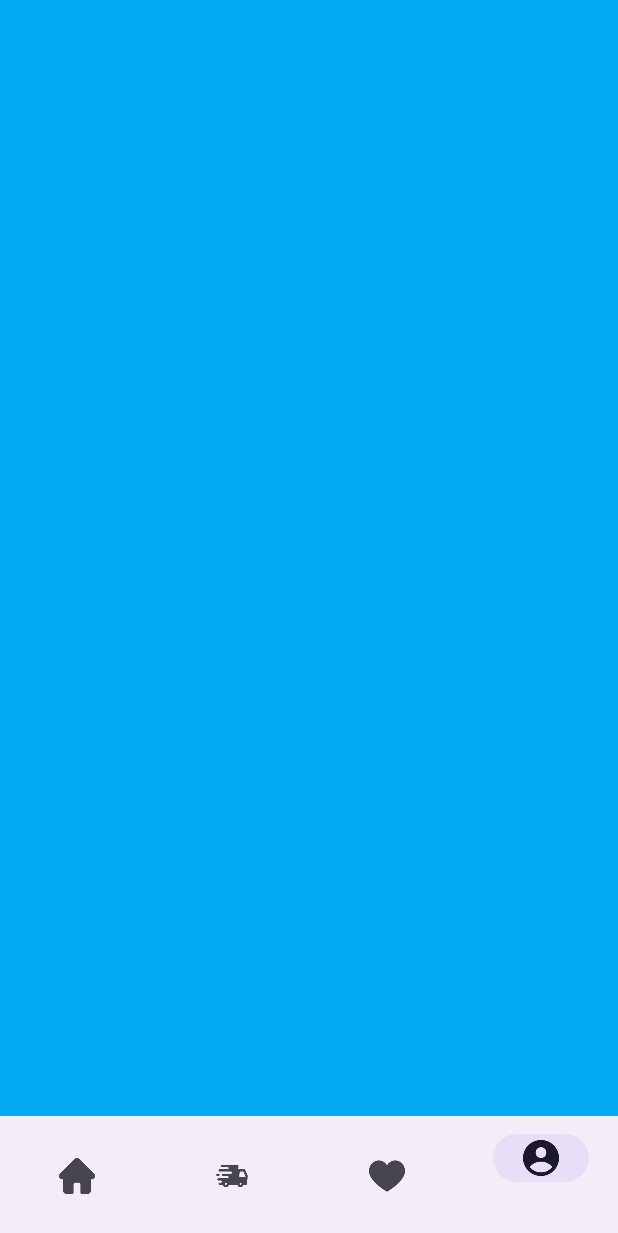
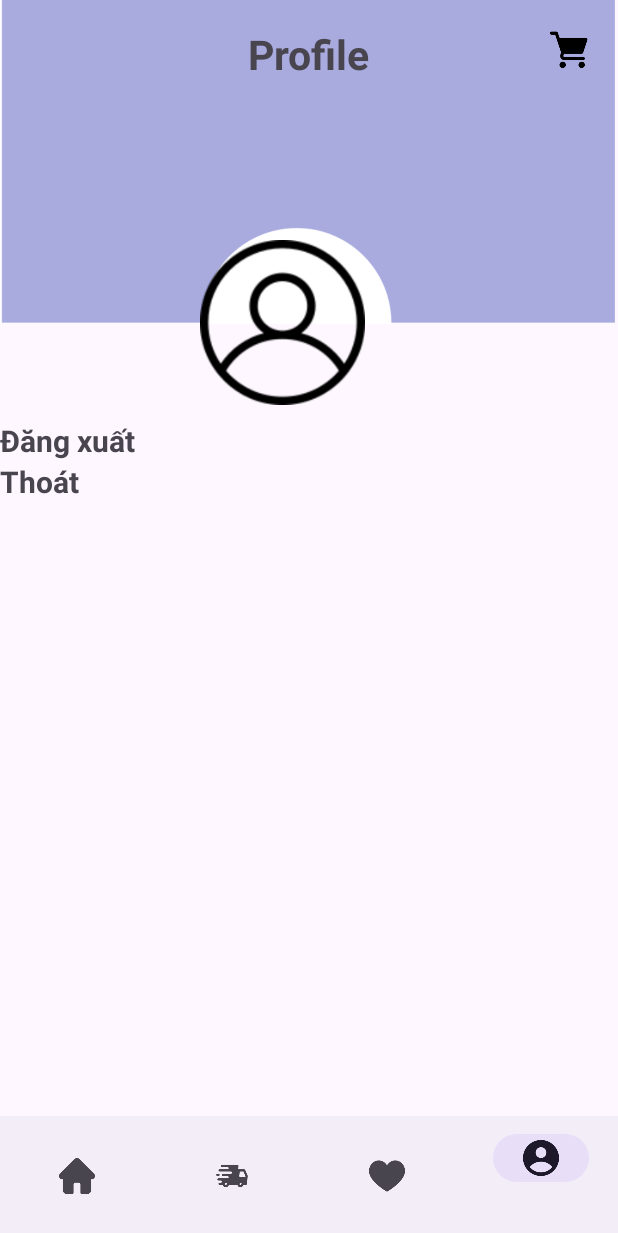
Before and after one commit to gnudnav/duan1, an Android app: the screen it shows after launch (MainActivity), item 4 of the bottom bar chosen, on a phone screen of 412 x 824 dp. Shown: the top 1233 px of the screen. Run offline under Robolectric (Android 15) with nearby library versions, the phone set to English and light mode, and no system bars; 1 statement that could not run was skipped.

Commit message:
12222233456

```diff
--- a/app/src/main/java/com/example/duan/activity/DetailActivity.java
+++ b/app/src/main/java/com/example/duan/activity/DetailActivity.java
@@ -76,8 +76,8 @@ public class DetailActivity extends AppCompatActivity  {
                 if (mahoadon!=-1&&cthdDao.themCTHD(masanpham,mahoadon,1)) {
                     // Thông báo thành công
                     Toast.makeText(DetailActivity.this, "Thêm thành công vào giỏ hàng", Toast.LENGTH_SHORT).show();
-                    sanPhamDao.updateSoLuongGia(masanpham,quantity,giasanpham*quantity);
-
+                    sanPhamDao.updateSoLuong(masanpham,quantity);
+//,giasanpham*quantity
                 } else {
                     // Thông báo thất bại
                     Toast.makeText(DetailActivity.this, "Thêm vào giỏ hàng thất bại", Toast.LENGTH_SHORT).show();
--- a/app/src/main/java/com/example/duan/dao/SanPhamDao.java
+++ b/app/src/main/java/com/example/duan/dao/SanPhamDao.java
@@ -36,12 +36,12 @@ public class SanPhamDao {
         return list;
     }
 
-    public void updateSoLuongGia(int masanpham,int soluong,int gia) {
+    public void updateSoLuong(int masanpham,int soluong) {
         SQLiteDatabase db = dbHelper.getWritableDatabase();
         ContentValues values = new ContentValues();
         values.put("soluong", soluong);
-        values.put("gia",gia);
-
+//        values.put("gia",gia);
+//,int gia
         db.update("SANPHAM", values,"masanpham=?",new String[]{String.valueOf(masanpham)});
 
         db.close();
--- a/app/src/main/java/com/example/duan/database/DbHelper.java
+++ b/app/src/main/java/com/example/duan/database/DbHelper.java
@@ -14,10 +14,11 @@ public class DbHelper extends SQLiteOpenHelper {
     @Override
     public void onCreate(SQLiteDatabase db) {
         String tNguoiDung="CREATE TABLE NGUOIDUNG(manguoidung integer primary key autoincrement,sdt integer," +
-                "email text,diachi text,tentaikhoan text,matkhau text,hoten text)";
+                "email text,diachi text,tentaikhoan text,matkhau text,hoten text,role integer)";
         db.execSQL(tNguoiDung);
         db.execSQL("INSERT INTO NGUOIDUNG VALUES(1,0123456789,'dung@gmal.com','5482 Adobe Falls Rd # 15San \n" +
-                "Diego, Califorina (CA),92129','vandung','abc123','levandung')");
+                "Diego, Califorina (CA),92129','vandung','abc123','levandung',1),(1,0123456789,'dung@gmal.com','5482 Adobe Falls Rd # 15San \\n\" +\n" +
+                "                \"Diego, Califorina (CA),92129','vandung','abc123','levandung',2)");
 
 //    trangthai:
 //    1:ko yêu thích
--- a/app/src/main/java/com/example/duan/fragment/Person_Fragment.java
+++ b/app/src/main/java/com/example/duan/fragment/Person_Fragment.java
@@ -1,21 +1,36 @@
 package com.example.duan.fragment;
 
+import android.content.Intent;
 import android.os.Bundle;
 import android.view.LayoutInflater;
 import android.view.View;
 import android.view.ViewGroup;
+import android.widget.TextView;
 
 import androidx.annotation.NonNull;
 import androidx.annotation.Nullable;
 import androidx.fragment.app.Fragment;
 
 import com.example.duan.R;
+import com.example.duan.activity.Welcome1Activity;
 
 public class Person_Fragment extends Fragment {
     @Nullable
     @Override
     public View onCreateView(@NonNull LayoutInflater inflater, @Nullable ViewGroup container, @Nullable Bundle savedInstanceState) {
         View view=inflater.inflate(R.layout.fragment_person,container,false);
+        TextView dangxuat=view.findViewById(R.id.txtdangxuat);
+        TextView thoat=view.findViewById(R.id.txtdangxuat);
+        dangxuat.setOnClickListener(new View.OnClickListener() {
+            @Override
+            public void onClick(View view) {
+            }
+        });
+        thoat.setOnClickListener(new View.OnClickListener() {
+            @Override
+            public void onClick(View view) {
+            }
+        });
         return view;
     }
 }
--- a/app/src/main/res/layout/fragment_person.xml
+++ b/app/src/main/res/layout/fragment_person.xml
@@ -1,7 +1,59 @@
 <?xml version="1.0" encoding="utf-8"?>
-<androidx.constraintlayout.widget.ConstraintLayout xmlns:android="http://schemas.android.com/apk/res/android"
+<ScrollView xmlns:android="http://schemas.android.com/apk/res/android"
     android:layout_width="match_parent"
-    android:layout_height="match_parent"
-    android:background="#03A9F4">
+    android:layout_height="match_parent">
+    <RelativeLayout
+        android:layout_width="match_parent"
+        android:layout_height="wrap_content">
+        <ImageView
+            android:layout_marginTop="-10dp"
+            android:id="@+id/img_backgroud"
+            android:layout_width="700dp"
+            android:layout_height="226dp"
+            android:layout_marginLeft="-17dp"
+            android:layout_marginRight="-15dp"
+            android:src="@drawable/img_backgroud"/>
+        <ImageView
+            android:id="@+id/img_person"
+            android:layout_width="110dp"
+            android:layout_height="130dp"
+            android:src="@drawable/ic_person"
+            android:layout_marginLeft="133dp"
+            android:layout_marginTop="150dp"/>
 
-</androidx.constraintlayout.widget.ConstraintLayout>
+        <ImageView
+            android:layout_marginTop="20dp"
+            android:layout_alignParentEnd="true"
+            android:layout_marginRight="20dp"
+            android:layout_width="25dp"
+            android:layout_height="25dp"
+            android:src="@drawable/ic_cart"/>
+        <TextView
+            android:layout_marginTop="17dp"
+            android:id="@+id/tenn"
+            android:layout_width="wrap_content"
+            android:layout_height="wrap_content"
+            android:text="Profile"
+            android:textSize="27dp"
+            android:textStyle="bold"
+            android:layout_centerHorizontal="true"/>
+        <TextView
+            android:id="@+id/txtdangxuat"
+            android:layout_width="wrap_content"
+            android:layout_height="wrap_content"
+            android:text="Đăng xuất"
+            android:textStyle="bold"
+            android:textSize="20dp"
+            android:layout_below="@id/img_person"/>
+        <TextView
+            android:id="@+id/txtthoat"
+            android:layout_width="wrap_content"
+            android:layout_height="wrap_content"
+            android:text="Thoát"
+            android:textStyle="bold"
+            android:textSize="20dp"
+            android:layout_below="@id/txtdangxuat"/>
+    </RelativeLayout>
+
+
+</ScrollView>
```
Also changed, not shown: app/src/main/res/drawable/img_backgroud.png (added).
